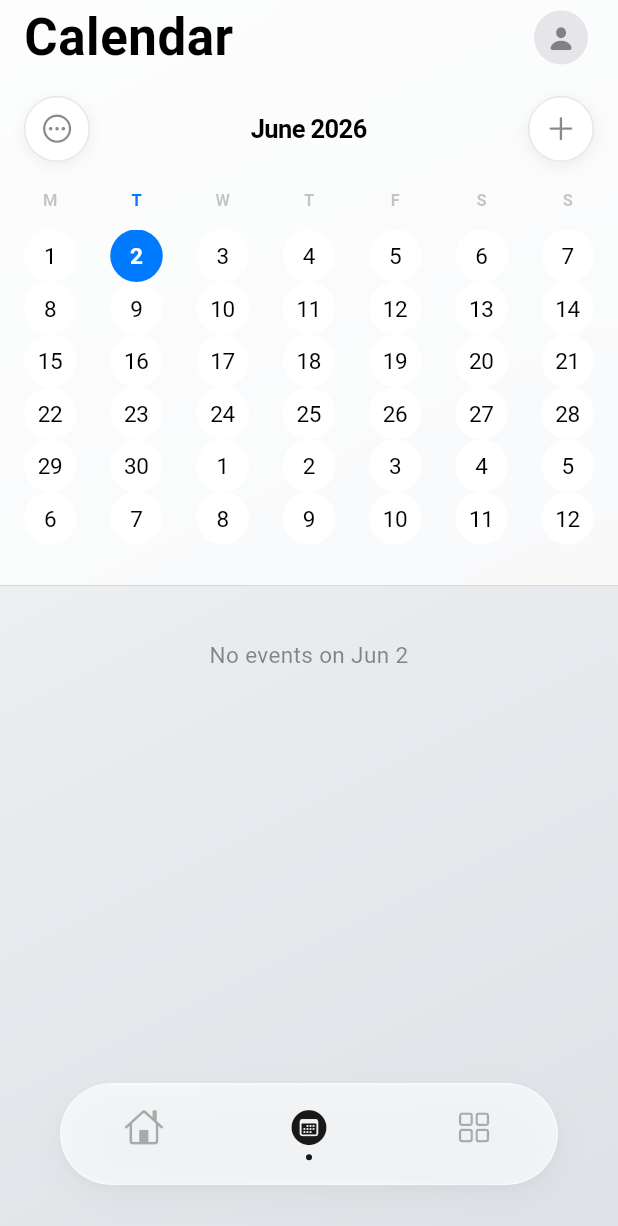
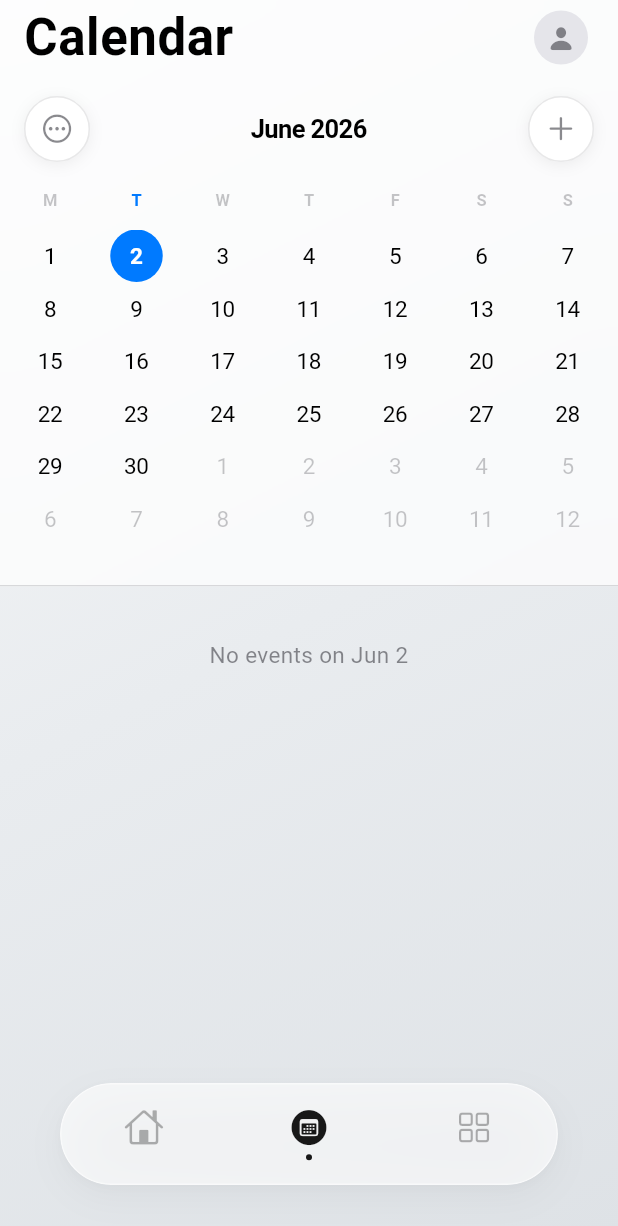
Before and after one commit to PeterMaquiran/orga1, a Flutter app: the CalendarScreen screen opened by its route, on a phone screen of 412 x 824 dp. Shown: the top 1226 px of the screen. Run offline on Flutter 3.47's test engine with Material 3 defaults, Android fonts, the phone set to English and light mode, and no system bars; our stand-ins replace go_router, hive, hive_flutter; accounts and stored records are empty.

Commit message:
improve background

```diff
--- a/lib/ui/screen/ios/calendar/widgets/month/month_day_cell.dart
+++ b/lib/ui/screen/ios/calendar/widgets/month/month_day_cell.dart
@@ -37,7 +37,7 @@ class MonthDayCell extends StatelessWidget {
                     ? active
                     : isToday
                         ? active.withValues(alpha: 0.08)
-                        : bg,
+                        : Colors.transparent,
           shape: BoxShape.circle,
           border: isToday && !isSelected
               ? Border.all(color: active.withValues(alpha: 0.55), width: 1.5)
@@ -57,7 +57,9 @@ class MonthDayCell extends StatelessWidget {
                     ? CupertinoColors.white
                     : isToday
                         ? active
-                        : labelColor,
+                        : inMonth
+                        ? labelColor
+                        : tertiary,
               ),
             ),
 
--- a/lib/ui/screen/ios/calendar/widgets/week/week_day_cell.dart
+++ b/lib/ui/screen/ios/calendar/widgets/week/week_day_cell.dart
@@ -1,4 +1,5 @@
 import 'package:flutter/cupertino.dart';
+import 'package:flutter/material.dart';
 
 class CalendarWeekDayCell extends StatelessWidget {
   const CalendarWeekDayCell({
@@ -40,7 +41,7 @@ class CalendarWeekDayCell extends StatelessWidget {
                     ? active
                     : isToday
                         ? active.withValues(alpha: 0.08)
-                        : bg,
+                        : Colors.transparent,
                 border: isToday && !isSelected
               ? Border.all(color: active.withValues(alpha: 0.55), width: 1.5)
               : null,
```
